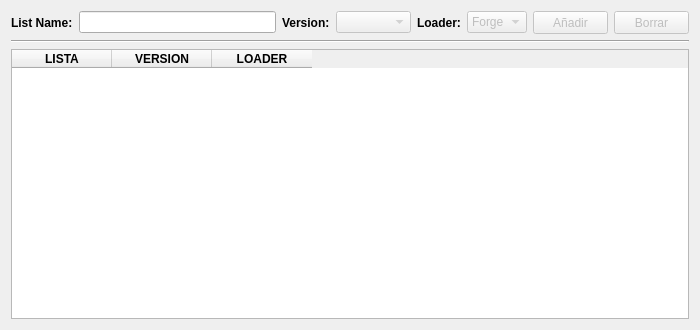
First picture: the form in pyqt_windows/lists_dialog.ui, repository MelonRodante/ModList, before the edit.
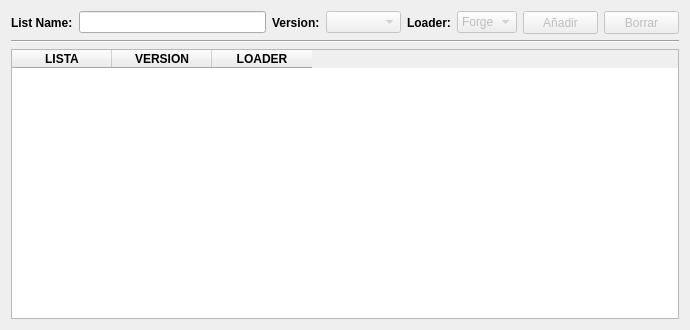
Second picture: the form after the edit. Icons and pictures are not drawn.

What changed in the file:
```diff
--- a/pyqt_windows/lists_dialog.ui
+++ b/pyqt_windows/lists_dialog.ui
@@ -9,19 +9,19 @@
    <rect>
     <x>0</x>
     <y>0</y>
-    <width>700</width>
+    <width>690</width>
     <height>330</height>
    </rect>
   </property>
   <property name="minimumSize">
    <size>
-    <width>700</width>
+    <width>690</width>
     <height>330</height>
    </size>
   </property>
   <property name="maximumSize">
    <size>
-    <width>700</width>
+    <width>690</width>
     <height>16777215</height>
    </size>
   </property>
```
Left out of the diff: 2 changed lines with no effect on the pictures.
